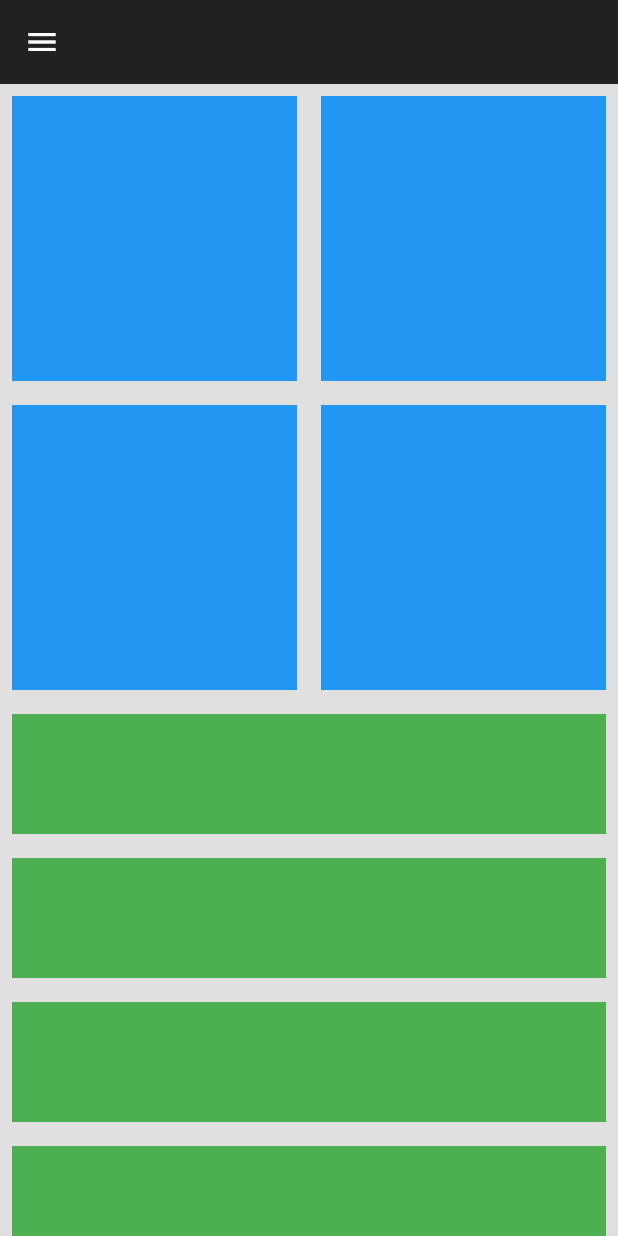
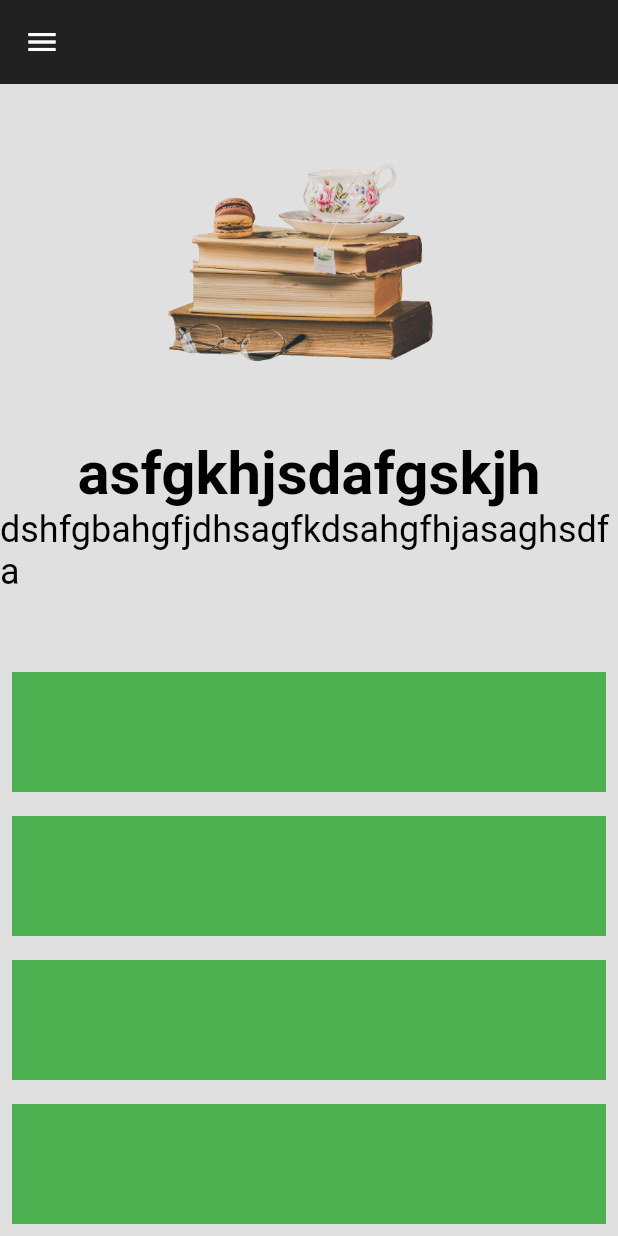
Before and after one commit to HanaOuerghemmi/Store_flutter, a Flutter app: the TabletScaffold screen opened directly, on a phone screen of 412 x 824 dp. Run offline on Flutter 3.47's test engine with Material 2 defaults, Android fonts, the phone set to English and light mode, and no system bars; Roboto replaces fonts that are missing (Hind).

Commit message:
change in constants

```diff
--- a/lib/UI/screens/home/home_screen.dart
+++ b/lib/UI/screens/home/home_screen.dart
@@ -2,12 +2,8 @@ import 'package:books_store/UI/screens/home/desktop_home.dart';
 import 'package:books_store/UI/screens/home/mobile_home.dart';
 import 'package:books_store/UI/screens/home/tablet_home.dart';
 import 'package:flutter/material.dart';
-import 'package:flutter/src/widgets/container.dart';
-import 'package:flutter/src/widgets/framework.dart';
 
 import '../../../responsive/responsive_layout.dart';
-import '../../widgets/headeer_home/header_home.dart';
-import '../../widgets/headeer_home/header_home_desktop.dart';
 
 class HomeScreen extends StatefulWidget {
   const HomeScreen({super.key});
--- a/lib/UI/screens/home/mobile_home.dart
+++ b/lib/UI/screens/home/mobile_home.dart
@@ -3,6 +3,7 @@ import 'package:flutter/src/widgets/framework.dart';
 import 'package:flutter/material.dart';
 
 import '../../../constants/color_app.dart';
+import 'widgets_home/header_home_hor.dart';
 
 class MobileHome extends StatelessWidget {
   const MobileHome({super.key});
@@ -11,21 +12,26 @@ class MobileHome extends StatelessWidget {
   Widget build(BuildContext context) {
     return Column(
       children: [
-        //4box in thr top
-        AspectRatio(
-          aspectRatio: 1,
-          child: SizedBox(
-            width: double.infinity,
-            child: GridView.builder(
-              itemCount: 4,
-              gridDelegate: const SliverGridDelegateWithFixedCrossAxisCount(
-                  crossAxisCount: 2),
-              itemBuilder: (context, index) {
-                return MyBox;
-              },
-            ),
+        const Expanded(
+          child: HeaderHome(
+            isHor: false,
           ),
         ),
+        //4box in thr top
+        // AspectRatio(
+        //   aspectRatio: 1,
+        //   child: SizedBox(
+        //     width: double.infinity,
+        //     child: GridView.builder(
+        //       itemCount: 4,
+        //       gridDelegate: const SliverGridDelegateWithFixedCrossAxisCount(
+        //           crossAxisCount: 2),
+        //       itemBuilder: (context, index) {
+        //         return MyBox;
+        //       },
+        //     ),
+        //   ),
+        // ),
         //title
         Expanded(
           child: ListView.builder(
--- a/lib/UI/screens/home/widgets_home/header_home_hor.dart
+++ b/lib/UI/screens/home/widgets_home/header_home_hor.dart
@@ -1,9 +1,6 @@
 import 'package:flutter/material.dart';
-import 'package:flutter/src/widgets/container.dart';
-import 'package:flutter/src/widgets/framework.dart';
 
 import 'package:books_store/constants/color_app.dart';
-import 'package:books_store/responsive/responsive_layout.dart';
 
 class HeaderHome extends StatelessWidget {
   final bool isHor;
@@ -44,8 +41,6 @@ class HeaderHome extends StatelessWidget {
               Expanded(
                 child: Image.asset(
                   'assets/images/books.png',
-                  width: double.infinity,
-                  height: 800,
                 ),
               ),
               Expanded(
--- a/lib/constants/color_app.dart
+++ b/lib/constants/color_app.dart
@@ -18,30 +18,30 @@ var myAppBar = AppBar(
   backgroundColor: Colors.grey[900],
 );
 
-var myDrower = Drawer(
-  backgroundColor: Colors.grey[300],
-  child: Column(
-    children: [
-      DrawerHeader(child: Icon(Icons.favorite)),
-      ListTile(
-        leading: Icon(Icons.home),
-        title: Text('D A S H B O A R D'),
-      ),
-      ListTile(
-        leading: Icon(Icons.chat),
-        title: Text('M E S S A G E'),
-      ),
-      ListTile(
-        leading: Icon(Icons.settings),
-        title: Text('S E T T I N G S'),
-      ),
-      ListTile(
-        leading: Icon(Icons.logout),
-        title: Text('L O G O U T'),
-      ),
-    ],
-  ),
-);
+// var myDrower = Drawer(
+//   backgroundColor: Colors.grey[300],
+//   child: Column(
+//     children: [
+//       DrawerHeader(child: Icon(Icons.favorite)),
+//       ListTile(
+//         leading: Icon(Icons.home),
+//         title: Text('D A S H B O A R D'),
+//       ),
+//       ListTile(
+//         leading: Icon(Icons.chat),
+//         title: Text('M E S S A G E'),
+//       ),
+//       ListTile(
+//         leading: Icon(Icons.settings),
+//         title: Text('S E T T I N G S'),
+//       ),
+//       ListTile(
+//         leading: Icon(Icons.logout),
+//         title: Text('L O G O U T'),
+//       ),
+//     ],
+//   ),
+// );
 Widget MyTitle = Padding(
   padding: const EdgeInsets.all(8.0),
   child: Container(
--- a/lib/responsive/table_scaffold.dart
+++ b/lib/responsive/table_scaffold.dart
@@ -2,6 +2,7 @@ import 'package:books_store/providers/app_provider.dart';
 import 'package:flutter/material.dart';
 import 'package:provider/provider.dart';
 
+import '../UI/widgets/my_drawer.dart';
 import '../constants/color_app.dart';
 
 class TabletScaffold extends StatelessWidget {
@@ -12,37 +13,9 @@ class TabletScaffold extends StatelessWidget {
     var provider = context.watch<AppProvider>();
     return Scaffold(
       appBar: myAppBar,
-      drawer: myDrower,
+      drawer: MyDrawer(),
       backgroundColor: defaultBg,
       body: provider.listScreen[provider.index],
-      // body: Column(
-      //   children: [
-      //     //4box in thr top
-      //     AspectRatio(
-      //       aspectRatio: 4,
-      //       child: SizedBox(
-      //         width: double.infinity,
-      //         child: GridView.builder(
-      //           itemCount: 4,
-      //           gridDelegate: const SliverGridDelegateWithFixedCrossAxisCount(
-      //               crossAxisCount: 4),
-      //           itemBuilder: (context, index) {
-      //             return MyBox;
-      //           },
-      //         ),
-      //       ),
-      //     ),
-      //     //title
-      //     Expanded(
-      //       child: ListView.builder(
-      //         itemCount: 5,
-      //         itemBuilder: (context, index) {
-      //           return MyTitle;
-      //         },
-      //       ),
-      //     )
-      //   ],
-      // ),
     );
   }
 }
```
Also changed, not shown: lib/UI/widgets/headeer_home/desc_header.dart (deleted, +0 -32 lines), lib/UI/widgets/headeer_home/header_home.dart (deleted, +0 -16 lines), lib/UI/widgets/headeer_home/header_home_desktop.dart (deleted, +0 -25 lines), lib/UI/widgets/headeer_home/header_home_tablet_mobile.dart (deleted, +0 -25 lines), lib/UI/widgets/headeer_home/image_header.dart (deleted, +0 -14 lines), lib/UI/widgets/my_drawer.dart (added, +47 -0 lines), lib/main.dart (+5 -6 lines), lib/responsive/mobile_scaffold.dart (+35 -29 lines), 16 other files.
